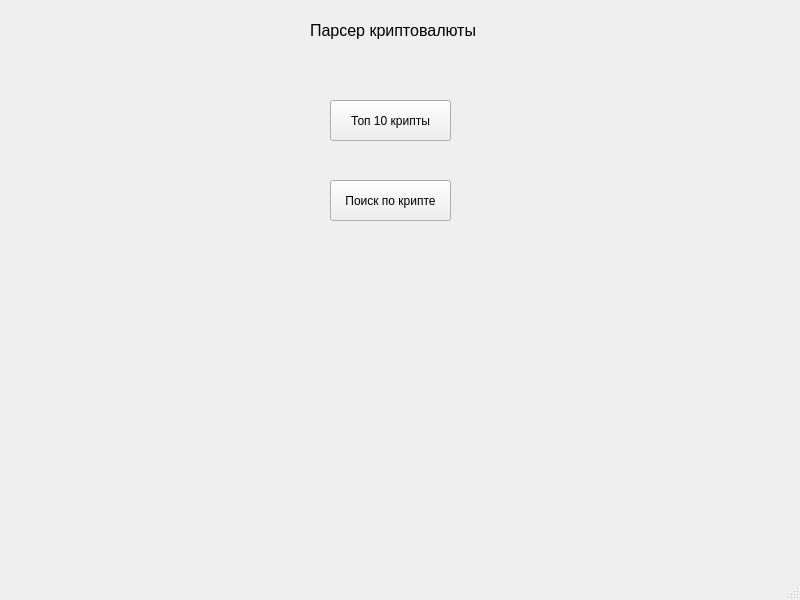
Before: the Qt Designer form gui.ui in FlexSupers/Parcer-python, drawn with Qt 5.
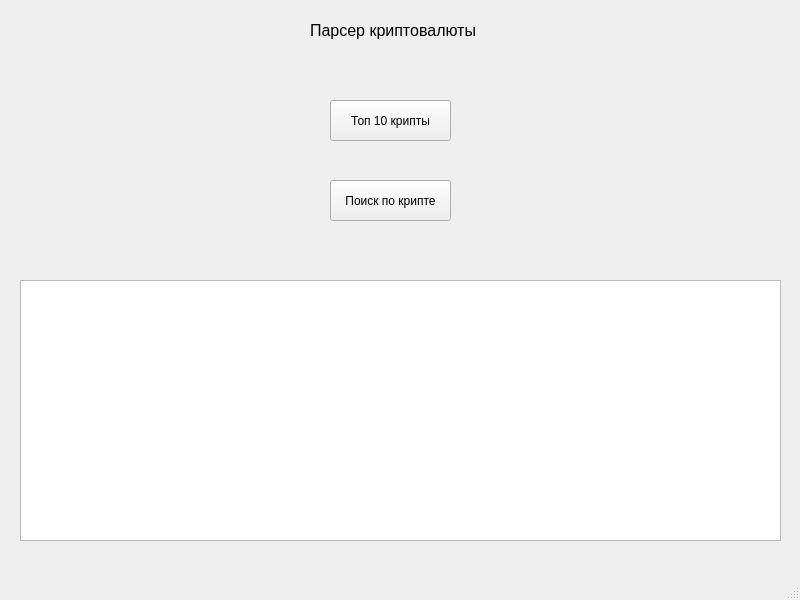
After: the same form once the commit is applied. Icons and pictures are not drawn.

Patch:
```diff
--- a/gui.ui
+++ b/gui.ui
@@ -61,6 +61,16 @@
      <string>Поиск по крипте</string>
     </property>
    </widget>
+   <widget class="QTableWidget" name="tableWidget">
+    <property name="geometry">
+     <rect>
+      <x>20</x>
+      <y>280</y>
+      <width>761</width>
+      <height>261</height>
+     </rect>
+    </property>
+   </widget>
   </widget>
   <widget class="QMenuBar" name="menubar">
    <property name="geometry">
```
Left out of the diff: 6 changed lines with no effect on the pictures.
